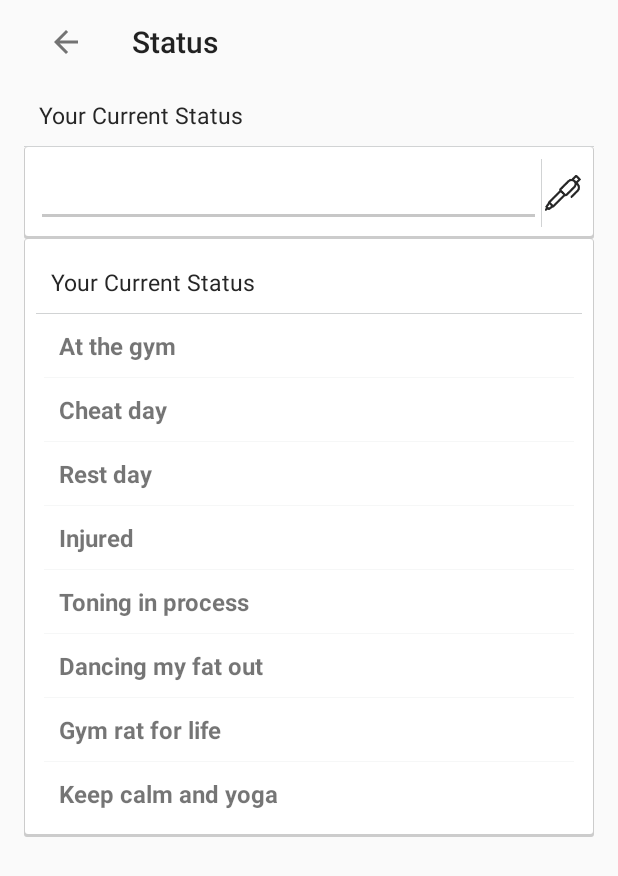
After one commit to ashwinicodetreasure/Fitorto, an Android app: the ChangeStatusActivity screen opened directly, with no data from a screen before it, on a phone screen of 412 x 824 dp. The commit adds this screen. Shown: the top 876 px of the screen. Run offline under Robolectric (Android 15) with nearby library versions, the phone set to English and light mode, and no system bars.

Commit message:
status change added

```diff
--- /dev/null
+++ b/app/src/main/java/com/ct/fitorto/activity/ChangeStatusActivity.java
@@ -0,0 +1,109 @@
+package com.ct.fitorto.activity;
+
+import android.app.Activity;
+import android.content.Intent;
+import android.graphics.PorterDuff;
+import android.os.Bundle;
+import android.support.annotation.Nullable;
+import android.text.TextUtils;
+import android.view.View;
+import android.widget.AdapterView;
+import android.widget.EditText;
+import android.widget.ImageButton;
+import android.widget.ListView;
+
+import com.ct.fitorto.R;
+import com.ct.fitorto.adapter.StatusAdapter;
+import com.ct.fitorto.baseclass.BaseActivity;
+import com.ct.fitorto.model.FitortoStatus;
+import com.ct.fitorto.preferences.PreferenceManager;
+import com.ct.fitorto.utils.ApplicationData;
+import java.util.ArrayList;
+
+
+/**
+ * Created by arvind on 8/15/16.
+ */
+public class ChangeStatusActivity extends BaseActivity implements AdapterView.OnItemClickListener, View.OnClickListener {
+
+    private EditText edtStatus;
+    private ImageButton ibEdit;
+    private ListView lvStatus;
+    private StatusAdapter statusAdapter;
+    ArrayList<FitortoStatus> statusArrayList=new ArrayList<>();
+    private PreferenceManager manager;
+    private boolean isEditable=false;
+
+    @Override
+    protected void onCreate(@Nullable Bundle savedInstanceState) {
+        super.onCreate(savedInstanceState);
+        setContentView(R.layout.activity_change_status);
+        initToolbar(true);
+        initView();
+        initDataSet();
+    }
+
+    private void initDataSet() {
+        statusArrayList.add(new FitortoStatus("At the gym"));
+        statusArrayList.add(new FitortoStatus("Cheat day"));
+        statusArrayList.add(new FitortoStatus("Rest day"));
+        statusArrayList.add(new FitortoStatus("Injured"));
+        statusArrayList.add(new FitortoStatus("Toning in process"));
+        statusArrayList.add(new FitortoStatus("Dancing my fat out"));
+        statusArrayList.add(new FitortoStatus("Gym rat for life"));
+        statusArrayList.add(new FitortoStatus("Keep calm and yoga"));
+        statusAdapter=new StatusAdapter(this,R.layout.city_list_item,statusArrayList);
+        lvStatus.setAdapter(statusAdapter);
+        lvStatus.setOnItemClickListener(this);
+
+        String status=manager.getPreferenceValues(ApplicationData.STATUS);
+        if(!TextUtils.isEmpty(status)){
+            edtStatus.setText(status);
+        }
+        ibEdit.setColorFilter(getResources().getColor(R.color.selectedTab), PorterDuff.Mode.SRC_IN);
+        ibEdit.setOnClickListener(this);
+    }
+
+    private void initView() {
+        edtStatus= (EditText) findViewById(R.id.edtStatus);
+        ibEdit= (ImageButton) findViewById(R.id.ibEdit);
+        lvStatus= (ListView) findViewById(R.id.lvStatus);
+        manager=new PreferenceManager(this);
+    }
+
+    @Override
+    public void onItemClick(AdapterView<?> adapterView, View view, int i, long l) {
+        FitortoStatus status=statusArrayList.get(i);
+        manager.putPreferenceValues(ApplicationData.STATUS,status.getStatus());
+        finishThis();
+    }
+
+    private void finishThis() {
+        Intent returnIntent = new Intent();
+        setResult(Activity.RESULT_OK, returnIntent);
+        finish();
+    }
+
+    @Override
+    public void onClick(View view) {
+        if(isEditable==false){
+            ibEdit.setImageDrawable(getResources().getDrawable(android.R.drawable.ic_menu_save));
+            edtStatus.setFocusable(true);
+            edtStatus.setFocusableInTouchMode(true);
+            edtStatus.setClickable(true);
+            isEditable= true;
+        }else {
+            String status=edtStatus.getText().toString();
+            if(!TextUtils.isEmpty(status)){
+                manager.putPreferenceValues(ApplicationData.STATUS,status);
+                ibEdit.setImageDrawable(getResources().getDrawable(R.drawable.ic_pencil));
+                edtStatus.setFocusable(false);
+                edtStatus.setFocusableInTouchMode(false);
+                edtStatus.setClickable(false);
+                isEditable= false;
+            }else{
+                edtStatus.setError("Please write something");
+            }
+        }
+    }
+}
--- /dev/null
+++ b/app/src/main/java/com/ct/fitorto/adapter/StatusAdapter.java
@@ -0,0 +1,42 @@
+package com.ct.fitorto.adapter;
+
+import android.content.Context;
+import android.view.LayoutInflater;
+import android.view.View;
+import android.view.ViewGroup;
+import android.widget.ArrayAdapter;
+import android.widget.TextView;
+
+import com.ct.fitorto.R;
+import com.ct.fitorto.model.City;
+import com.ct.fitorto.model.FitortoStatus;
+
+import java.util.ArrayList;
+import java.util.List;
+
+/**
+ * Created by arvind on 8/15/16.
+ */
+public class StatusAdapter extends ArrayAdapter<FitortoStatus> {
+
+
+    private Context context;
+    private ArrayList<FitortoStatus> cityList;
+
+    public StatusAdapter(Context context, int resource, ArrayList<FitortoStatus> city) {
+        super(context, resource, city);
+        this.context = context;
+        this.cityList = city;
+    }
+
+    @Override
+    public View getView(int position, View convertView, ViewGroup parent) {
+        //return super.getView(position, convertView, parent);
+        LayoutInflater inflater = (LayoutInflater) context.getSystemService(Context.LAYOUT_INFLATER_SERVICE);
+        View view = inflater.inflate(R.layout.city_list_item, parent, false);
+        FitortoStatus sr = cityList.get(position);
+        TextView tv = (TextView) view.findViewById(R.id.city_item);
+        tv.setText(sr.getStatus());
+        return view;
+    }
+}
--- /dev/null
+++ b/app/src/main/java/com/ct/fitorto/model/FitortoStatus.java
@@ -0,0 +1,26 @@
+package com.ct.fitorto.model;
+
+/**
+ * Created by arvind on 8/15/16.
+ */
+public class FitortoStatus {
+
+    private String status;
+
+    public String getStatus() {
+        return status;
+    }
+
+    public void setStatus(String status) {
+        this.status = status;
+    }
+
+    public FitortoStatus() {
+
+    }
+
+    public FitortoStatus(String status) {
+
+        this.status = status;
+    }
+}
--- a/app/src/main/java/com/ct/fitorto/utils/ApplicationData.java
+++ b/app/src/main/java/com/ct/fitorto/utils/ApplicationData.java
@@ -21,4 +21,6 @@ public class ApplicationData {
     public static final String FEED = "feed";
     public static final String FITNESS_CENTER_DETAILS = "fitness_center_details";
     public static final String NOTIFICATION_BADGE_COUNT = "notification_badge";
+    public static final String STATUS = "status";
+    public static final int REQUEST_CODE_STATUS = 769;
 }
--- /dev/null
+++ b/app/src/main/res/layout/activity_change_status.xml
@@ -0,0 +1,96 @@
+<?xml version="1.0" encoding="utf-8"?>
+<LinearLayout xmlns:android="http://schemas.android.com/apk/res/android"
+    xmlns:app="http://schemas.android.com/apk/res-auto"
+    android:layout_width="match_parent"
+    android:layout_height="match_parent"
+    android:layout_marginLeft="@dimen/activity_horizontal_margin"
+    android:layout_marginRight="@dimen/activity_horizontal_margin"
+    android:orientation="vertical">
+
+    <android.support.v7.widget.Toolbar
+        android:id="@+id/toolbar"
+        android:layout_width="match_parent"
+        android:layout_height="?attr/actionBarSize"
+        android:background="?attr/colorPrimary"
+        app:popupTheme="@style/AppTheme.PopupOverlay"
+        app:theme="@style/AppTheme.PopupOverlay" />
+
+    <LinearLayout
+        android:layout_width="match_parent"
+        android:layout_height="wrap_content"
+        android:orientation="vertical">
+
+        <com.ct.fitorto.custom.CustomTextView
+            android:layout_width="match_parent"
+            android:layout_height="wrap_content"
+            android:padding="@dimen/margin_small"
+            android:text="@string/txt_current_status"
+            android:textColor="@color/colorText"
+            android:textSize="@dimen/text_size_medium" />
+
+        <View
+            android:layout_width="match_parent"
+            android:layout_height="1px"
+            android:background="@color/card_border_color" />
+
+        <LinearLayout
+            android:layout_width="match_parent"
+            android:layout_height="wrap_content"
+            android:background="@drawable/card_background"
+            android:orientation="horizontal"
+            android:weightSum="2">
+
+            <EditText
+                android:id="@+id/edtStatus"
+                android:layout_width="match_parent"
+                android:layout_height="wrap_content"
+                android:layout_weight="1.8"
+                android:editable="false" />
+
+            <View
+                android:layout_width="1px"
+                android:layout_height="match_parent"
+                android:background="@color/card_border_color" />
+
+            <ImageButton
+                android:id="@+id/ibEdit"
+                android:layout_width="30dp"
+                android:layout_height="30dp"
+                android:layout_gravity="center_vertical"
+                android:layout_weight="0.2"
+                android:background="@android:color/transparent"
+                android:padding="5dp"
+                android:src="@drawable/ic_pencil"
+                android:tint="@color/unSelectedTab" />
+        </LinearLayout>
+    </LinearLayout>
+
+    <LinearLayout
+        android:layout_width="match_parent"
+        android:layout_height="wrap_content"
+        android:background="@drawable/card_background"
+        android:orientation="vertical">
+
+        <com.ct.fitorto.custom.CustomTextView
+            android:layout_width="match_parent"
+            android:layout_height="wrap_content"
+            android:padding="@dimen/margin_small"
+            android:text="@string/txt_current_status"
+            android:textColor="@color/colorText"
+            android:textSize="@dimen/text_size_medium" />
+
+        <View
+            android:layout_width="match_parent"
+            android:layout_height="1px"
+            android:background="@color/card_border_color" />
+
+        <ListView
+            android:id="@+id/lvStatus"
+            android:layout_width="match_parent"
+            android:layout_height="wrap_content"
+            android:layout_marginLeft="5dp"
+            android:layout_marginRight="5dp"
+            android:divider="@color/card_background_color"
+            android:dividerHeight="1px" />
+    </LinearLayout>
+</LinearLayout>
--- a/app/src/main/res/layout/activity_detail_imageview.xml
+++ b/app/src/main/res/layout/activity_detail_imageview.xml
@@ -3,14 +3,16 @@
     xmlns:card_view="http://schemas.android.com/apk/res-auto"
     android:layout_width="match_parent"
     android:layout_height="match_parent"
+    android:background="@color/selectedTab"
     android:orientation="vertical">
 
     <ImageView
         android:id="@+id/imageView"
         android:layout_width="match_parent"
-        android:layout_height="match_parent"
+        android:layout_height="280dp"
+        android:scaleType="centerCrop"
         android:adjustViewBounds="true"
-        android:scaleType="centerInside"
+        android:layout_centerInParent="true"
         android:transitionName="@string/activity_image_trans" />
 
     <RelativeLayout
--- a/app/src/main/res/layout/list_item_feed.xml
+++ b/app/src/main/res/layout/list_item_feed.xml
@@ -103,7 +103,7 @@
                 <ImageView
                     android:id="@+id/ivdis"
                     android:layout_width="fill_parent"
-                    android:layout_height="250dp"
+                    android:layout_height="280dp"
                     android:adjustViewBounds="true"
                     android:scaleType="centerCrop"
                     android:transitionName="@string/activity_image_trans"
--- a/app/src/main/res/values/strings.xml
+++ b/app/src/main/res/values/strings.xml
@@ -63,4 +63,6 @@
     <string name="rsa_url">RSA Key Url</string>
     <string name="access_code">Access Code</string>
     <string name="title_activity_status">CCAvenueMobile</string>
+    <string name="action_status">Status</string>
+    <string name="txt_current_status">Your Current Status</string>
 </resources>
```
Also changed, not shown: app/src/main/AndroidManifest.xml (+7 -0 lines), app/src/main/java/com/ct/fitorto/activity/HomeActivity.java (+28 -16 lines), app/src/main/java/com/ct/fitorto/activity/ImageViewDetails.java (+15 -0 lines), app/src/main/java/com/ct/fitorto/fragments/MyFeedFragment.java (+11 -4 lines), app/src/main/res/menu/discover_menu.xml (+19 -0 lines), app/src/main/res/drawable-hdpi/ic_history.png (added), app/src/main/res/drawable-hdpi/ic_share_black.png (added).
